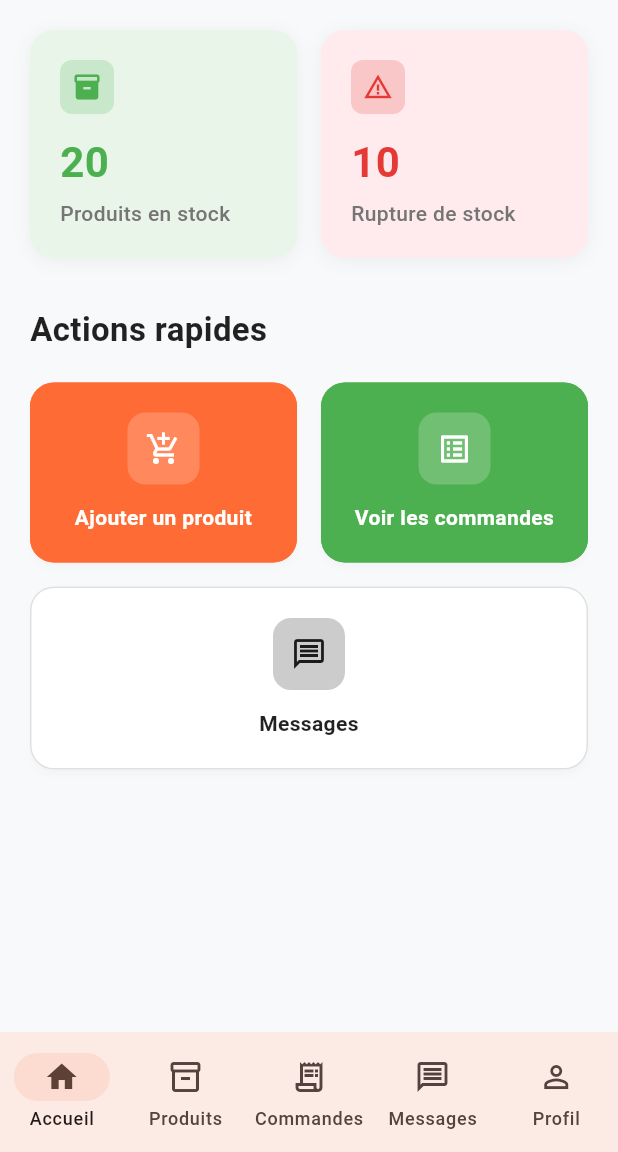
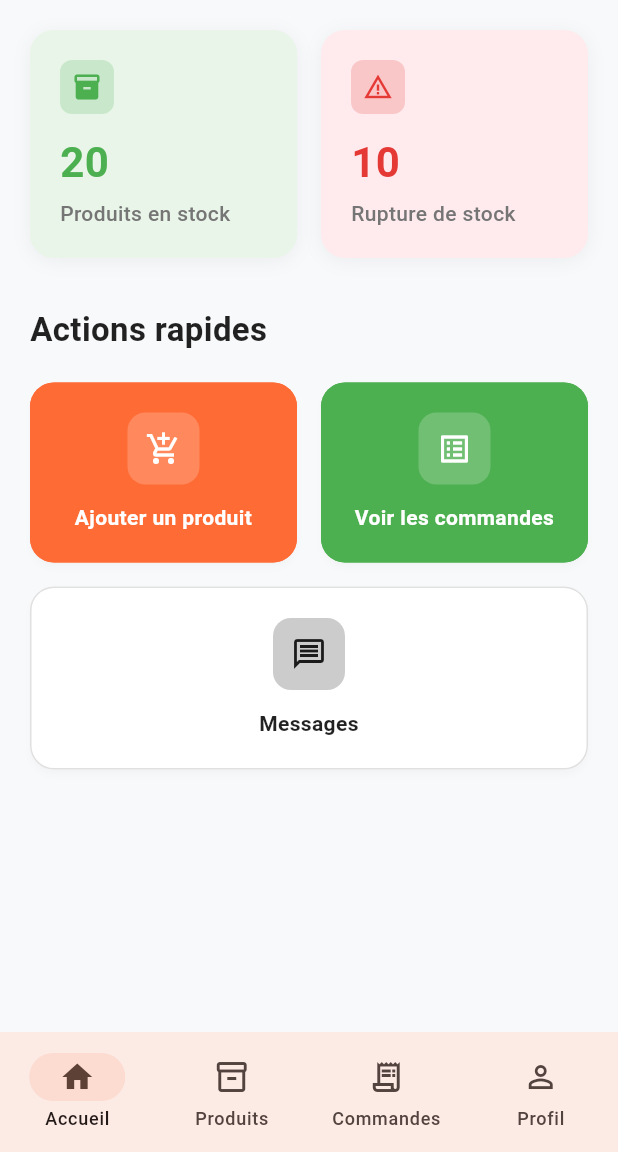
Before and after one commit to Yacouba-Sanogo/SuguConnetFront, a Flutter app: the screen it shows after launch, on a phone screen of 412 x 824 dp, the part 84-1236 px from its top. Run offline on Flutter 3.47's test engine with Material 3 defaults, Android fonts, the phone set to English and light mode, and no system bars; our stand-ins replace audioplayers, dio, flutter_svg, image_picker, permission_handler, shared_preferences.

Commit message:
Suppression de l'onglet Messages de la navigation producteur : réduction de 5 à 4 éléments dans la barre de navigation

```diff
--- a/suguconnect_mobile/lib/screens/producer/producer_main_screen.dart
+++ b/suguconnect_mobile/lib/screens/producer/producer_main_screen.dart
@@ -3,7 +3,6 @@ import 'package:suguconnect_mobile/theme/app_theme.dart';
 import 'package:suguconnect_mobile/screens/producer/producer_dashboard_screen.dart';
 import 'package:suguconnect_mobile/screens/producer/product_management_screen.dart';
 import 'package:suguconnect_mobile/screens/producer/producer_orders_screen.dart';
-import 'package:suguconnect_mobile/screens/producer/producer_messages_screen.dart';
 
 // Écran principal de l'interface producteur avec navigation par onglets
 class ProducerMainScreen extends StatefulWidget {
@@ -22,7 +21,6 @@ class _ProducerMainScreenState extends State<ProducerMainScreen> {
     const ProducerDashboardScreen(), // Tableau de bord
     const ProductManagementScreen(), // Gestion des produits
     const ProducerOrdersScreen(), // Commandes
-    const ProducerMessagesScreen(), // Messages
     const _ProducerProfilePlaceholder(), // Profil (placeholder)
   ];
 
@@ -41,7 +39,6 @@ class _ProducerMainScreenState extends State<ProducerMainScreen> {
           NavigationDestination(icon: Icon(Icons.home_outlined), selectedIcon: Icon(Icons.home), label: 'Accueil'),
           NavigationDestination(icon: Icon(Icons.inventory_2_outlined), selectedIcon: Icon(Icons.inventory_2), label: 'Produits'),
           NavigationDestination(icon: Icon(Icons.receipt_long_outlined), selectedIcon: Icon(Icons.receipt_long), label: 'Commandes'),
-          NavigationDestination(icon: Icon(Icons.message_outlined), selectedIcon: Icon(Icons.message), label: 'Messages'),
           NavigationDestination(icon: Icon(Icons.person_outline), selectedIcon: Icon(Icons.person), label: 'Profil'),
         ],
       ),
```
